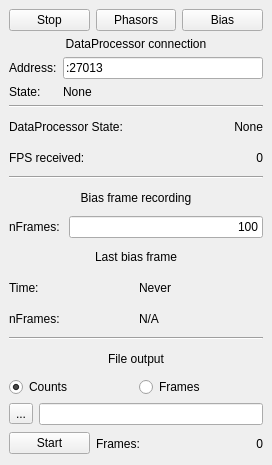
amjjam/obs, file DataProcessorGUI/DataProcessorGUI/DataProcessorGUI.ui: the form before one commit.
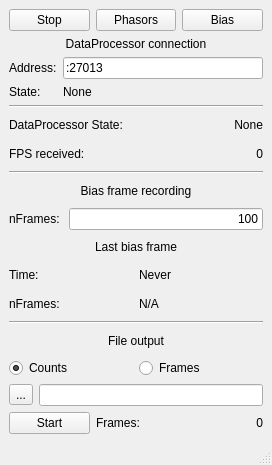
The form after the commit.

Commit message: Incorporated amjQCom::ClientStatus and thus libamjQCom

The edit to the form file:
```diff
--- a/DataProcessorGUI/DataProcessorGUI/DataProcessorGUI.ui
+++ b/DataProcessorGUI/DataProcessorGUI/DataProcessorGUI.ui
@@ -324,6 +324,7 @@
     </item>
    </layout>
   </widget>
+  <widget class="QStatusBar" name="statusBar"/>
  </widget>
  <resources/>
  <connections/>
```
The commit also changes 3 other files.
